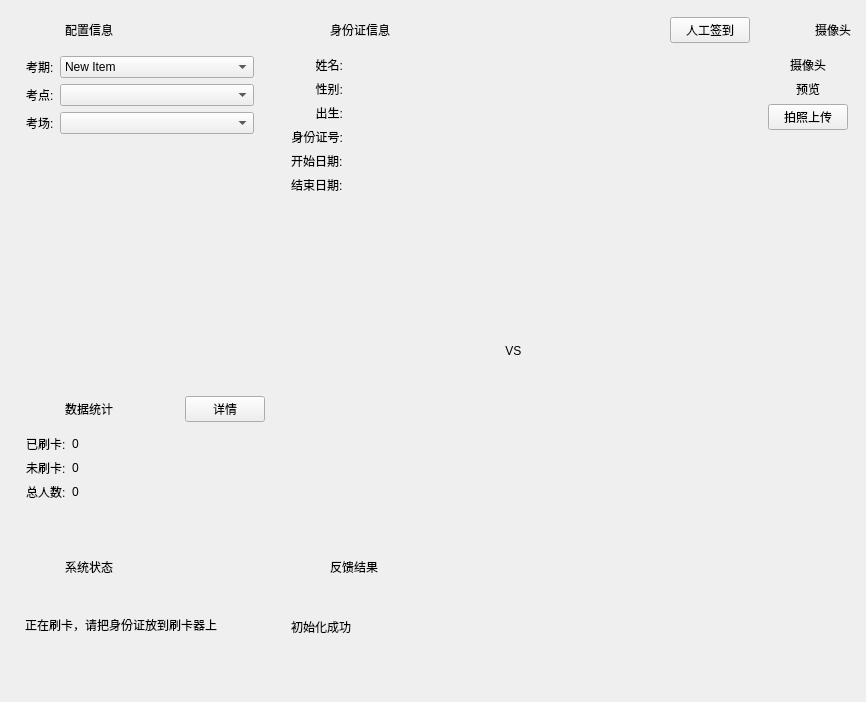
This is AiSign/gui/AiSignWidget.ui in xtuer/Qt as Qt 5 draws it before an edit. The edited form follows.
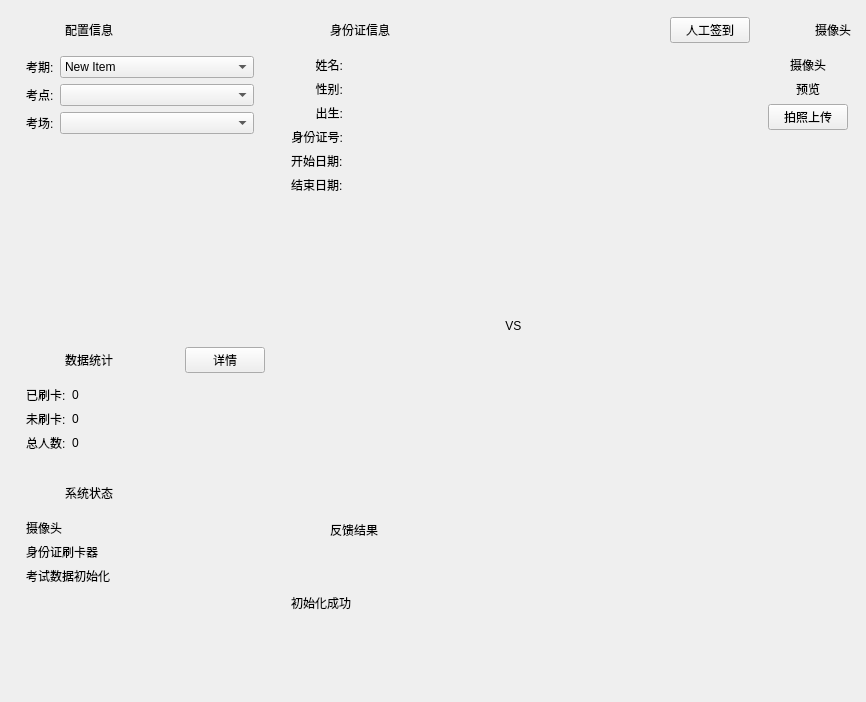
This is the edited form.

Patch:
```diff
--- a/AiSign/gui/AiSignWidget.ui
+++ b/AiSign/gui/AiSignWidget.ui
@@ -1035,19 +1035,42 @@
            <property name="class" stdset="0">
             <string>ContainerContentWidget</string>
            </property>
-           <widget class="QLabel" name="label_22">
-            <property name="geometry">
-             <rect>
-              <x>10</x>
-              <y>10</y>
-              <width>221</width>
-              <height>16</height>
-             </rect>
-            </property>
-            <property name="text">
-             <string>正在刷卡，请把身份证放到刷卡器上</string>
-            </property>
-           </widget>
+           <layout class="QVBoxLayout" name="verticalLayout_2">
+            <item>
+             <widget class="QLabel" name="label_31">
+              <property name="text">
+               <string>摄像头</string>
+              </property>
+             </widget>
+            </item>
+            <item>
+             <widget class="QLabel" name="label_28">
+              <property name="text">
+               <string>身份证刷卡器</string>
+              </property>
+             </widget>
+            </item>
+            <item>
+             <widget class="QLabel" name="label_22">
+              <property name="text">
+               <string>考试数据初始化</string>
+              </property>
+             </widget>
+            </item>
+            <item>
+             <spacer name="verticalSpacer_3">
+              <property name="orientation">
+               <enum>Qt::Vertical</enum>
+              </property>
+              <property name="sizeHint" stdset="0">
+               <size>
+                <width>20</width>
+                <height>5</height>
+               </size>
+              </property>
+             </spacer>
+            </item>
+           </layout>
           </widget>
          </item>
         </layout>
```
Left out of the diff: 16 changed lines with no effect on the pictures.
